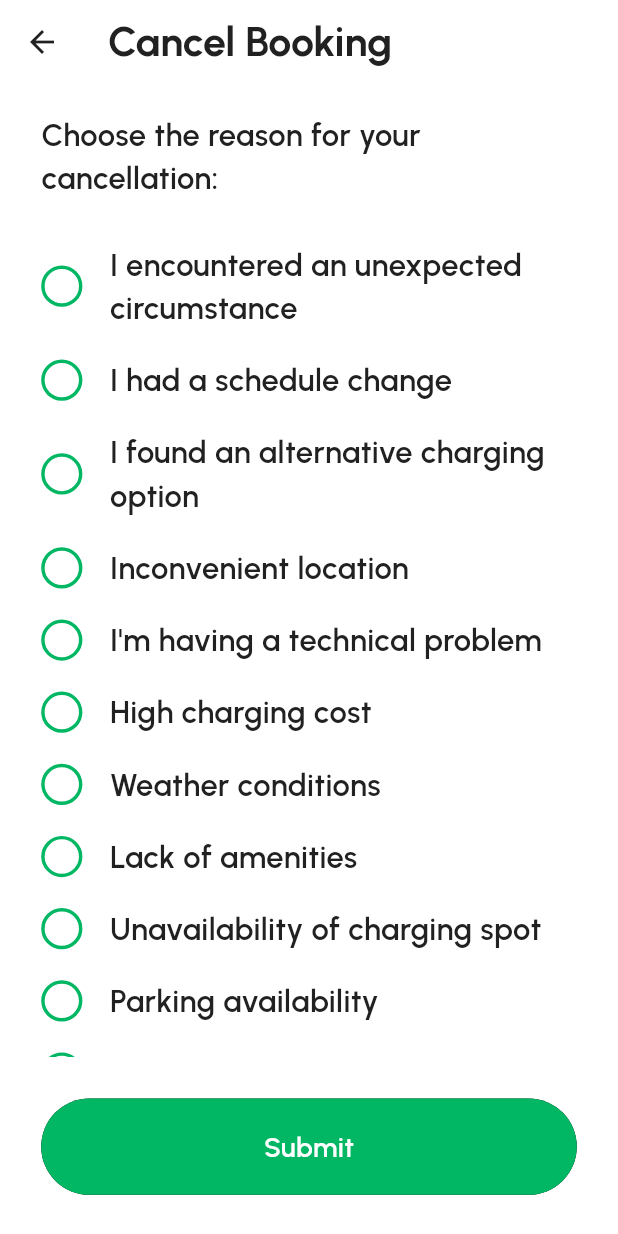
After one commit to tejagalande/ev_point_app, a Flutter app: the CancelBookingScreen screen opened by its route, on a phone screen of 412 x 824 dp. The commit adds this screen. Run offline on Flutter 3.47's test engine with Material 3 defaults, Android fonts, the phone set to English and light mode, and no system bars; our stand-ins replace camera, custom_rating_bar, dio, dropdown_textfield, flutter_calendar_carousel, flutter_dotenv and 11 more; missing offline and left inert: date_format_field, lazy_load_indexed_stack, phone_input, time_picker_spinner; accounts and stored records are empty.

Commit message:
created cancel booking screen and provider

```diff
--- /dev/null
+++ b/lib/controllers/my_booking/cancel_booking_provider.dart
@@ -0,0 +1,42 @@
+import 'package:flutter/material.dart';
+
+class CancelBookingProvider extends ChangeNotifier {
+  String? _selectedReason;
+
+  final List<String> _reasons = [
+    "I encountered an unexpected circumstance",
+    "I had a schedule change",
+    "I found an alternative charging option",
+    "Inconvenient location",
+    "I'm having a technical problem",
+    "High charging cost",
+    "Weather conditions",
+    "Lack of amenities",
+    "Unavailability of charging spot",
+    "Parking availability",
+    "Others",
+  ];
+
+  String? get selectedReason => _selectedReason;
+  List<String> get reasons => _reasons;
+
+  void selectReason(String reason) {
+    _selectedReason = reason;
+    notifyListeners();
+  }
+
+  void submitCancellation(BuildContext context) {
+    if (_selectedReason != null) {
+      // Logic to submit cancellation
+      // For now, just pop the screen
+      Navigator.pop(context);
+      ScaffoldMessenger.of(context).showSnackBar(
+        const SnackBar(content: Text("Booking cancelled successfully")),
+      );
+    } else {
+      ScaffoldMessenger.of(
+        context,
+      ).showSnackBar(const SnackBar(content: Text("Please select a reason")));
+    }
+  }
+}
--- a/lib/routes/app_pages.dart
+++ b/lib/routes/app_pages.dart
@@ -18,6 +18,7 @@ import 'package:flutter/material.dart';
 import '../views/auth/otp_screen.dart';
 import '../views/auth/signup_screen.dart';
 import '../views/book/charger_list_screen.dart';
+import '../views/main/booking/cancel_booking_screen.dart';
 
 class AppPages {
 
@@ -37,6 +38,7 @@ class AppPages {
     AppRoutes.bookStationRoute :(context) => BookStationScreen(),
     AppRoutes.paymentMethodRoute :(context) => PaymentMethodScreen(),
       AppRoutes.reviewSummaryRoute :(context) => ReviewSummaryScreen(),
-    AppRoutes.savedStationRoute :(context) => SavedStationsScreen()
+    AppRoutes.savedStationRoute :(context) => SavedStationsScreen()  ,
+    AppRoutes.cancelBookingRoute :(context) => CancelBookingScreen()  ,
   };
 }
--- a/lib/routes/app_routes.dart
+++ b/lib/routes/app_routes.dart
@@ -26,5 +26,6 @@ class AppRoutes {
   static const String paymentMethodRoute = '/paymentMethod' ;
   static const String reviewSummaryRoute = '/reviewSummary' ;
   static const String savedStationRoute = '/savedStation' ;
+  static const String cancelBookingRoute = '/cancelBooking' ;
 
 }
--- /dev/null
+++ b/lib/views/main/booking/cancel_booking_screen.dart
@@ -0,0 +1,133 @@
+import 'package:flutter/material.dart';
+import 'package:flutter_screenutil/flutter_screenutil.dart';
+import 'package:provider/provider.dart';
+import '../../../controllers/my_booking/cancel_booking_provider.dart';
+import '../../../utils/constants.dart';
+import '../../../utils/theme/app_color.dart';
+import '../../../widgets/custom_button.dart';
+
+class CancelBookingScreen extends StatelessWidget {
+  const CancelBookingScreen({super.key});
+
+  @override
+  Widget build(BuildContext context) {
+    return ChangeNotifierProvider(
+      create: (_) => CancelBookingProvider(),
+      child: Scaffold(
+        backgroundColor: AppColor.white,
+        appBar: AppBar(
+          backgroundColor: AppColor.white,
+          elevation: 0,
+          leading: IconButton(
+            icon: Icon(Icons.arrow_back, color: AppColor.greyScale900),
+            onPressed: () => Navigator.pop(context),
+          ),
+          title: Text(
+            'Cancel Booking',
+            style: TextStyle(
+              color: AppColor.greyScale900,
+              fontSize: 24.sp,
+              fontWeight: FontWeight.bold,
+              fontFamily: Constants.urbanistFont,
+            ),
+          ),
+        ),
+        body: Consumer<CancelBookingProvider>(
+          builder: (context, provider, child) {
+            return Column(
+              children: [
+                Expanded(
+                  child: SingleChildScrollView(
+                    padding: EdgeInsets.symmetric(
+                      horizontal: 24.w,
+                      vertical: 16.h,
+                    ),
+                    child: Column(
+                      crossAxisAlignment: CrossAxisAlignment.start,
+                      children: [
+                        Text(
+                          'Choose the reason for your cancellation:',
+                          style: TextStyle(
+                            fontSize: 18.sp,
+                            fontWeight: FontWeight.w600,
+                            color: AppColor.greyScale900,
+                            fontFamily: Constants.urbanistFont,
+                          ),
+                        ),
+                        SizedBox(height: 24.h),
+                        ...provider.reasons.map((reason) {
+                          final isSelected = provider.selectedReason == reason;
+                          return Padding(
+                            padding: EdgeInsets.only(bottom: 16.h),
+                            child: GestureDetector(
+                              onTap: () => provider.selectReason(reason),
+                              child: Row(
+                                children: [
+                                  Container(
+                                    width: 24.w,
+                                    height: 24.w,
+                                    decoration: BoxDecoration(
+                                      shape: BoxShape.circle,
+                                      border: Border.all(
+                                        color:
+                                            isSelected
+                                                ? AppColor.primary_900
+                                                : AppColor.primary_900,
+                                        width: 2.w,
+                                      ),
+                                    ),
+                                    child:
+                                        isSelected
+                                            ? Center(
+                                              child: Container(
+                                                width: 12.w,
+                                                height: 12.w,
+                                                decoration: BoxDecoration(
+                                                  shape: BoxShape.circle,
+                                                  color: AppColor.primary_900,
+                                                ),
+                                              ),
+                                            )
+                                            : null,
+                                  ),
+                                  SizedBox(width: 16.w),
+                                  Expanded(
+                                    child: Text(
+                                      reason,
+                                      style: TextStyle(
+                                        fontSize: 18.sp,
+                                        fontWeight: FontWeight.w600,
+                                        color: AppColor.greyScale900,
+                                        fontFamily: Constants.urbanistFont,
+                                      ),
+                                    ),
+                                  ),
+                                ],
+                              ),
+                            ),
+                          );
+                        }).toList(),
+                      ],
+                    ),
+                  ),
+                ),
+                Padding(
+                  padding: EdgeInsets.all(24.w),
+                  child: CustomButton(
+                    onTapCallback: () => provider.submitCancellation(context),
+                    title: "Submit",
+                    buttonColor: AppColor.primary_900,
+                    textColor: Colors.white,
+                    fontSize: 16.sp,
+                    borderRadius: 30.r,
+                    padding: EdgeInsets.symmetric(vertical: 16.h),
+                  ),
+                ),
+              ],
+            );
+          },
+        ),
+      ),
+    );
+  }
+}
--- a/lib/views/main/booking/widgets/cancel_booking_bottom_sheet.dart
+++ b/lib/views/main/booking/widgets/cancel_booking_bottom_sheet.dart
@@ -1,3 +1,4 @@
+import 'package:ev_point/routes/app_routes.dart';
 import 'package:flutter/material.dart';
 import 'package:flutter_screenutil/flutter_screenutil.dart';
 import '../../../../utils/theme/app_color.dart';
@@ -81,7 +82,7 @@ class CancelBookingBottomSheet extends StatelessWidget {
               Expanded(
                 child: CustomButton(
                   onTapCallback: () {
-                    Navigator.pop(context); // Close sheet
+                    Navigator.pushNamed(context, AppRoutes.cancelBookingRoute);
                     onCancel(); // Trigger cancellation
                   },
                   title: "Yes, Cancel",
```
